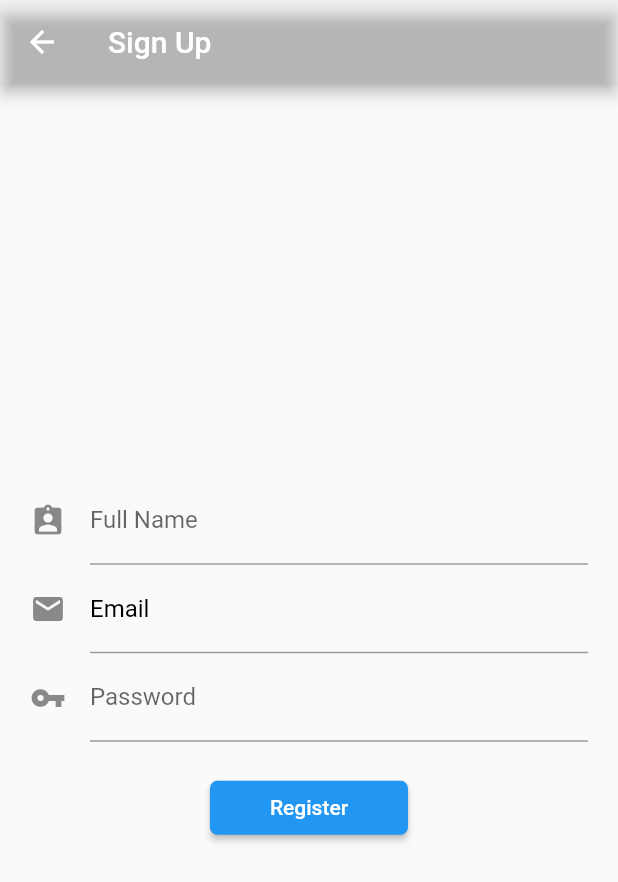
After one commit to Leonrg17/Artic, a Flutter app: the SignupScreen screen opened by its route, on a phone screen of 412 x 824 dp. The commit adds this screen. Shown: the top 882 px of the screen. Run offline on Flutter 3.47's test engine with Material 2 defaults, Android fonts, the phone set to English and light mode, and no system bars.

Commit message:
Sign Up page (simple/ no back yet)

```diff
--- /dev/null
+++ b/lib/screens/SignupPage.dart
@@ -0,0 +1,76 @@
+import 'package:flutter/material.dart';
+
+
+class SignupScreen extends StatelessWidget {
+  static const String id = 'sign_up_screen';
+
+  const SignupScreen({Key? key}) : super(key: key);
+
+  @override
+  Widget build(BuildContext context) {
+
+    return
+
+      Scaffold(
+        appBar: AppBar(
+          backgroundColor: const Color(0xdbfbff),
+          title: const Text('Sign Up'),
+        ),
+        body: Padding(
+          padding: const EdgeInsets.all(20.0),
+          child: Column(
+            mainAxisAlignment: MainAxisAlignment.center,
+            children: <Widget>[
+              Theme(
+                data: Theme.of(context).copyWith(primaryColor: Colors.black),
+                child: const TextField(
+                  decoration: InputDecoration(
+                      icon: Icon(Icons.assignment_ind),
+                      hintText: 'Joe Mama',
+                      labelText: 'Full Name'),
+                  textAlign: TextAlign.center,
+                ),
+              ),
+              Theme(
+                data: Theme.of(context).copyWith(primaryColor: Colors.black),
+                child: const TextField(
+                  keyboardType: TextInputType.emailAddress,
+                  decoration: InputDecoration(
+                      hintText: 'example@email.com',
+                      icon: Icon(Icons.email),
+                      labelText: 'Email',
+                      labelStyle: TextStyle(color: Colors.black)
+                  ),
+                  textAlign: TextAlign.center,
+                ),
+              ),
+              Theme(
+                data: Theme.of(context).copyWith(primaryColor: Colors.black),
+                child: const TextField(
+                  obscureText: true,
+                  decoration: InputDecoration(
+                      icon: Icon(Icons.vpn_key),
+                      hintText: 'Password',
+                      labelText: 'Password'),
+                  textAlign: TextAlign.center,
+                ),
+              ),
+              const SizedBox(
+                height: 20,
+              ),
+              RaisedButton(
+                shape: RoundedRectangleBorder(
+                borderRadius: BorderRadius.circular(5)
+                ),
+                padding: const EdgeInsets.symmetric(vertical: 10, horizontal: 40),
+                color: Colors.blue,
+                textColor: Colors.white,
+                child: const Text('Register'),
+                onPressed: () {},
+              ),
+            ],
+          ),
+        ),
+      );
+  }
+}
--- a/lib/screens/main.dart
+++ b/lib/screens/main.dart
@@ -1,7 +1,8 @@
 import 'package:flutter/material.dart';
-import '../screens/HomePage.dart';
-import '../screens/LoginScreen.dart';
+import 'HomePage.dart';
+import 'LoginScreen.dart';
 import 'WelcomeScreen.dart';
+import 'SignupPage.dart';
 
 void main() => runApp(const Artic());
 
@@ -16,6 +17,7 @@ class Artic extends StatelessWidget {
       routes: {
         WelcomeScreen.id: (context) => WelcomeScreen(),
         LoginScreen.id: (context) => LoginScreen(),
+        SignupScreen.id: (context) => SignupScreen(),
       },
 
       //home: HomePage(),
```
